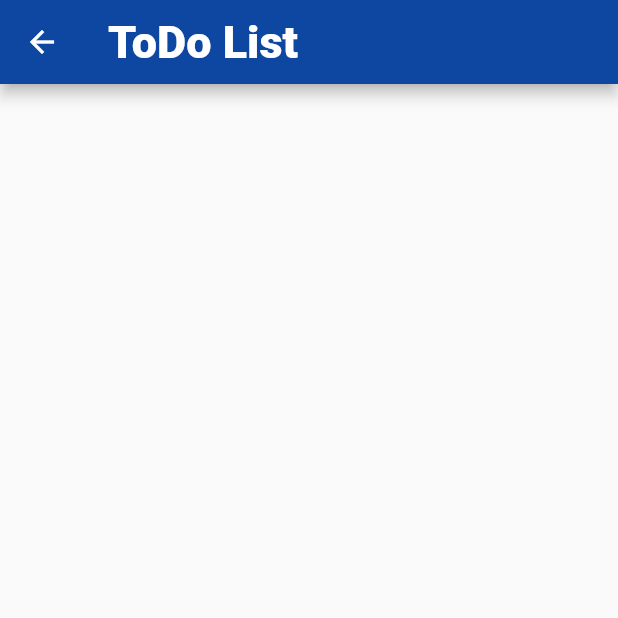
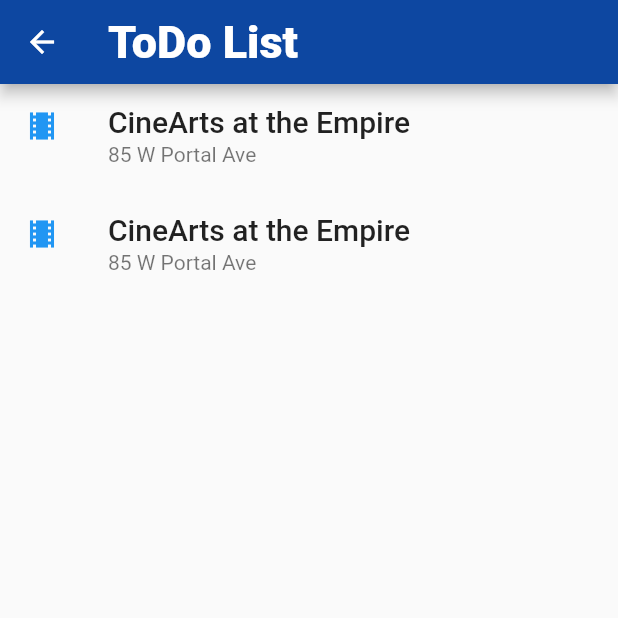
Before and after one commit to SebastianBelmonte01/todo_flutter, a Flutter app: the MyTodo screen opened directly, on a phone screen of 412 x 824 dp, the top half of it. Run offline on Flutter 3.47's test engine with Material 2 defaults, Android fonts, the phone set to English and light mode, and no system bars.

Commit message:
Adding List View

```diff
--- /dev/null
+++ b/lib/Task.dart
@@ -0,0 +1,14 @@
+import 'package:flutter/material.dart';
+
+/**
+ * Task{
+ *  String title
+ *  String label
+ *  Boolean state
+ *  Date dueDate
+ *  Date finishedDate
+ * }
+ */
+class Task {
+
+}
--- a/lib/todo.dart
+++ b/lib/todo.dart
@@ -1,5 +1,34 @@
 import 'package:flutter/material.dart';
 
+
+class MyScaffold extends StatelessWidget {
+  const MyScaffold({super.key});
+
+  @override
+  Widget build(BuildContext context) {
+    return
+        ListView(
+          children: [
+           _tile('CineArts at the Empire', '85 W Portal Ave', Icons.theaters),
+           _tile('CineArts at the Empire', '85 W Portal Ave', Icons.theaters),
+          ],
+        );
+  }
+  ListTile _tile(String title, String subtitle, IconData icon) {
+  return ListTile(
+    title: Text(title,
+        style: const TextStyle(
+          fontWeight: FontWeight.w500,
+          fontSize: 20,
+        )),
+    subtitle: Text(subtitle),
+    leading: Icon(
+      icon,
+      color: Colors.blue[500],
+    ),
+  );
+}
+}
 class MyTodo extends StatelessWidget {
   const MyTodo({super.key});
 
@@ -7,6 +36,7 @@ class MyTodo extends StatelessWidget {
   Widget build(BuildContext context) {
     return Scaffold(
       appBar: AppBar(title: const Text("ToDo List", style: TextStyle(fontFamily: "Roboto", fontWeight: FontWeight.w900, fontSize: 30)), backgroundColor: Colors.blue[900],),
+      body: MyScaffold(),
 
     );
   }
```
